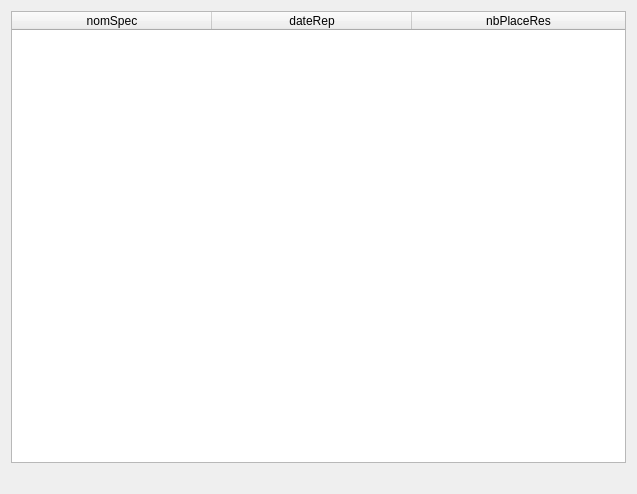
Before: the Qt Designer form Theatre_Project/gui/fct_comp_6.ui in ALLian96/Projet2018BD, drawn with Qt 5.
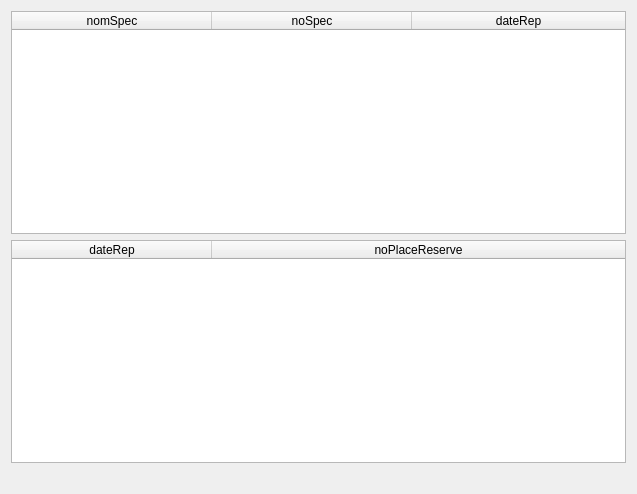
After: the same form once the commit is applied.

What changed in the file:
```diff
--- a/Theatre_Project/gui/fct_comp_6.ui
+++ b/Theatre_Project/gui/fct_comp_6.ui
@@ -33,16 +33,42 @@
        <string>nomSpec</string>
       </property>
      </column>
+     <column>
+      <property name="text">
+       <string>noSpec</string>
+      </property>
+     </column>
      <column>
       <property name="text">
        <string>dateRep</string>
       </property>
      </column>
+    </widget>
+   </item>
+   <item>
+    <widget class="QTableWidget" name="table_fct_comp_6_2">
+     <attribute name="horizontalHeaderDefaultSectionSize">
+      <number>200</number>
+     </attribute>
+     <attribute name="horizontalHeaderMinimumSectionSize">
+      <number>50</number>
+     </attribute>
+     <attribute name="horizontalHeaderStretchLastSection">
+      <bool>true</bool>
+     </attribute>
+     <attribute name="verticalHeaderVisible">
+      <bool>false</bool>
+     </attribute>
      <column>
       <property name="text">
-       <string>nbPlaceRes</string>
+       <string>dateRep</string>
       </property>
      </column>
+     <column>
+      <property name="text">
+       <string>noPlaceReserve</string>
+      </property>
+     </column>
     </widget>
    </item>
    <item>
```
Left out of the diff: 4 changed lines with no effect on the pictures.
